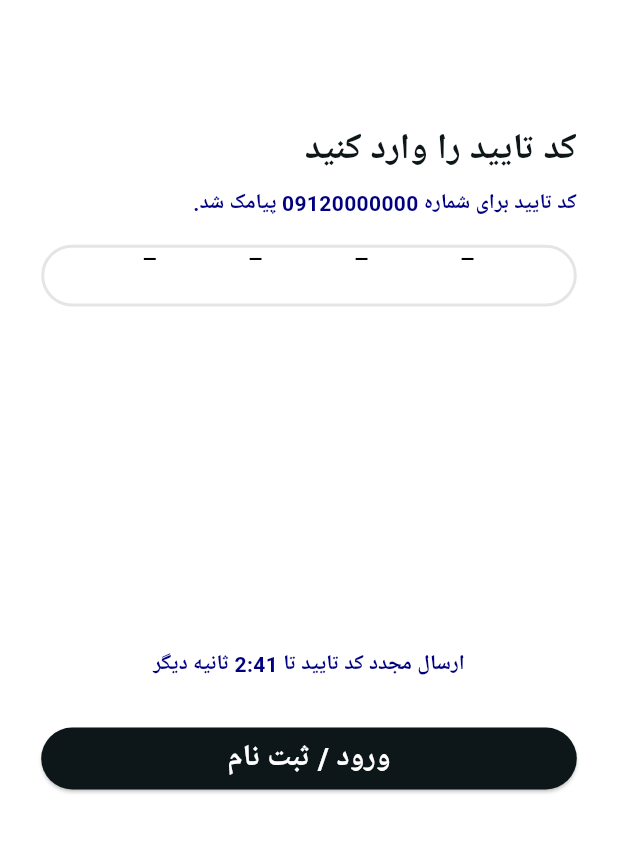
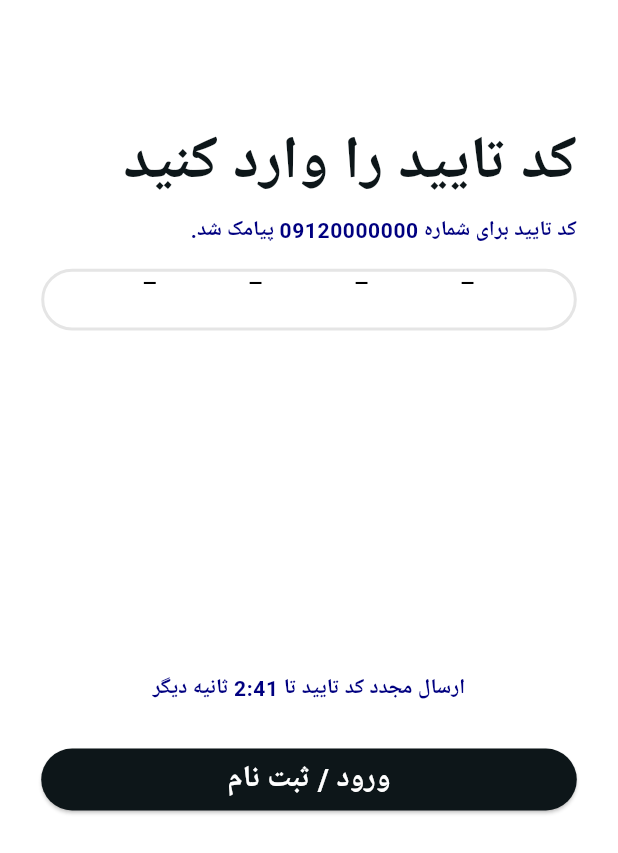
Before and after one commit to rezabahmanpourali/shop-style-flutter, a Flutter app: the screen it shows after launch, after a tap on "مرحله بعد", on a phone screen of 412 x 824 dp. Shown: the top 853 px of the screen. Run offline on Flutter 3.47's test engine with Material 3 defaults, Android fonts, the phone set to English and light mode, and no system bars; our stand-ins replace dio.

Commit message:
2 full screen

```diff
--- a/lib/home/screens/login_enter_password_screen.dart
+++ b/lib/home/screens/login_enter_password_screen.dart
@@ -1,5 +1,8 @@
 import 'package:flutter/material.dart';
 import 'package:shop_style/home/screens/basic_information_screen.dart';
+import 'package:shop_style/home/widgets/OTPWidget.dart';
+import 'package:shop_style/home/widgets/custom_button.dart';
+import 'package:shop_style/home/widgets/custom_text.dart';
 
 class LoginEnterPasswordScreen extends StatefulWidget {
   const LoginEnterPasswordScreen({super.key});
@@ -10,15 +13,6 @@ class LoginEnterPasswordScreen extends StatefulWidget {
 }
 
 class _LoginEnterPasswordScreenState extends State<LoginEnterPasswordScreen> {
-  TextEditingController controller1 = TextEditingController();
-  TextEditingController controller2 = TextEditingController();
-  TextEditingController controller3 = TextEditingController();
-  TextEditingController controller4 = TextEditingController();
-  FocusNode focusNode1 = FocusNode();
-  FocusNode focusNode2 = FocusNode();
-  FocusNode focusNode3 = FocusNode();
-  FocusNode focusNode4 = FocusNode();
-
   @override
   Widget build(BuildContext context) {
     final double width = MediaQuery.of(context).size.width;
@@ -30,82 +24,44 @@ class _LoginEnterPasswordScreenState extends State<LoginEnterPasswordScreen> {
         padding: EdgeInsets.symmetric(horizontal: width / 15),
         child: Directionality(
           textDirection: TextDirection.rtl,
-          child: Column(
-            crossAxisAlignment: CrossAxisAlignment.stretch,
-            children: [
-              SizedBox(height: height / 10),
-              const Text(
-                'کد تایید را وارد کنید',
-                style: TextStyle(
-                  color: Color(0xFF0D1619),
-                  fontWeight: FontWeight.bold,
-                  fontSize: 24,
+          child: CustomScrollView(
+            slivers: <Widget>[
+              SliverToBoxAdapter(
+                child: CustomText(
+                  text: 'کد تایید را وارد کنید',
+                  topPadding: height / 10,
+                  theme: Theme.of(context).textTheme.titleLarge,
                 ),
               ),
-              SizedBox(height: height / 100),
-              const Text(
-                'کد تایید برای شماره 09120000000 پیامک شد.',
-                style: TextStyle(
-                  color: Color(0xFF000080),
-                  fontWeight: FontWeight.bold,
-                  fontSize: 14,
+              SliverToBoxAdapter(
+                child: CustomText(
+                  text: 'کد تایید برای شماره 09120000000 پیامک شد.',
+                  topPadding: height / 100,
+                  theme: Theme.of(context).textTheme.bodySmall,
                 ),
               ),
-              SizedBox(height: height / 50),
-              Container(
-                height: height / 20,
-                decoration: BoxDecoration(
-                  border: Border.all(color: const Color(0xFFE5E5E5), width: 2),
-                  color: const Color(0xFFFFFFFF),
-                  borderRadius: const BorderRadius.all(Radius.circular(360)),
+              SliverToBoxAdapter(
+                child: OTPWidget(topPadding: height / 50),
               ),
-                child: Padding(
-                  padding: EdgeInsets.symmetric(horizontal: width / 40),
-                  child: Row(
-                    mainAxisAlignment: MainAxisAlignment.spaceEvenly,
-                    children: [
-                      oneNumberCode(
-                          width, controller1, focusNode1, context, null),
-                      oneNumberCode(
-                          width, controller2, focusNode2, context, focusNode1),
-                      oneNumberCode(
-                          width, controller3, focusNode3, context, focusNode2),
-                      oneNumberCode(
-                          width, controller4, focusNode4, context, focusNode3),
-                    ],
+              SliverToBoxAdapter(
+                child: CustomText(
+                  text: 'ارسال مجدد کد تایید تا 2:41 ثانیه دیگر',
+                  textAlign: TextAlign.center,
+                  topPadding: height / 3.6,
+                  theme: Theme.of(context).textTheme.bodySmall,
                 ),
               ),
-              ),
-              SizedBox(height: height / 3.6),
-              const Text(
-                textAlign: TextAlign.center,
-                'ارسال مجدد کد تایید تا 2:41 ثانیه دیگر',
-                style: TextStyle(
-                  color: Color(0xFF000080),
-                  fontWeight: FontWeight.bold,
-                  fontSize: 14,
-                ),
-              ),
-              SizedBox(height: height / 30),
-              ElevatedButton(
-                onPressed: () {
+              SliverToBoxAdapter(
+                child: CustomButton(
+                  textButton: 'ورود / ثبت نام',
+                  topPadding: height / 30,
+                  onClick: () {
                     Navigator.of(context).push(
                       MaterialPageRoute(
                         builder: (context) => const BasicInformationScreen(),
                       ),
                     );
                   },
-                style: ElevatedButton.styleFrom(
-                  backgroundColor: const Color(0xFF0D1619),
-                  minimumSize: Size(width / 3, height / 20),
-                ),
-                child: const Text(
-                  'ورود / ثبت نام',
-                  style: TextStyle(
-                    color: Color(0xFFFFFFFF),
-                    fontWeight: FontWeight.bold,
-                    fontSize: 20,
-                  ),
                 ),
               ),
             ],
@@ -115,40 +71,3 @@ class _LoginEnterPasswordScreenState extends State<LoginEnterPasswordScreen> {
     );
   }
 }
-
-Widget oneNumberCode(
-  double width,
-  TextEditingController controller,
-  FocusNode focusNode,
-  BuildContext context,
-  FocusNode? previousFocusNode,
-) {
-  return SizedBox(
-    width: width / 20,
-    child: TextField(
-      focusNode: focusNode,
-      keyboardType: TextInputType.number,
-      controller: controller,
-      maxLength: 1,
-      textAlign: TextAlign.center,
-      decoration: const InputDecoration(
-        counterText: ' ',
-        border: InputBorder.none,
-        hintText: '_',
-        hintStyle: TextStyle(
-          color: Color(0xFF000000),
-          fontSize: 18,
-        ),
-      ),
-      onChanged: (value) {
-        if (value.length == 1) {
-          FocusScope.of(context).nextFocus();
-        } else if (value.isEmpty) {
-          if (previousFocusNode != null) {
-            FocusScope.of(context).requestFocus(previousFocusNode);
-          }
-        }
-      },
-    ),
-  );
-}
--- /dev/null
+++ b/lib/home/widgets/OTPWidget.dart
@@ -0,0 +1,94 @@
+import 'package:flutter/material.dart';
+
+class OTPWidget extends StatefulWidget {
+  const OTPWidget({
+    super.key,
+    this.topPadding,
+  });
+
+  final double? topPadding;
+
+  @override
+  State<OTPWidget> createState() => _OTPWidgetState();
+}
+
+class _OTPWidgetState extends State<OTPWidget> {
+  TextEditingController controller1 = TextEditingController();
+  TextEditingController controller2 = TextEditingController();
+  TextEditingController controller3 = TextEditingController();
+  TextEditingController controller4 = TextEditingController();
+  FocusNode focusNode1 = FocusNode();
+  FocusNode focusNode2 = FocusNode();
+  FocusNode focusNode3 = FocusNode();
+  FocusNode focusNode4 = FocusNode();
+
+  @override
+  Widget build(BuildContext context) {
+    final double width = MediaQuery.of(context).size.width;
+    final double height = MediaQuery.of(context).size.height;
+
+    return Padding(
+      padding: EdgeInsets.only(top: widget.topPadding ?? 0),
+      child: Container(
+        height: height / 20,
+        decoration: BoxDecoration(
+          border: Border.all(color: const Color(0xFFE5E5E5), width: 2),
+          color: const Color(0xFFFFFFFF),
+          borderRadius: const BorderRadius.all(Radius.circular(360)),
+        ),
+        child: Padding(
+          padding: EdgeInsets.symmetric(horizontal: width / 40),
+          child: Row(
+            mainAxisAlignment: MainAxisAlignment.spaceEvenly,
+            children: [
+              oneNumberCode(width, controller1, focusNode1, context, null),
+              oneNumberCode(
+                  width, controller2, focusNode2, context, focusNode1),
+              oneNumberCode(
+                  width, controller3, focusNode3, context, focusNode2),
+              oneNumberCode(
+                  width, controller4, focusNode4, context, focusNode3),
+            ],
+          ),
+        ),
+      ),
+    );
+  }
+
+  Widget oneNumberCode(
+    double width,
+    TextEditingController controller,
+    FocusNode focusNode,
+    BuildContext context,
+    FocusNode? previousFocusNode,
+  ) {
+    return SizedBox(
+      width: width / 20,
+      child: TextField(
+        focusNode: focusNode,
+        keyboardType: TextInputType.number,
+        controller: controller,
+        maxLength: 1,
+        textAlign: TextAlign.center,
+        decoration: const InputDecoration(
+          counterText: ' ',
+          border: InputBorder.none,
+          hintText: '_',
+          hintStyle: TextStyle(
+            color: Color(0xFF000000),
+            fontSize: 18,
+          ),
+        ),
+        onChanged: (value) {
+          if (value.length == 1) {
+            FocusScope.of(context).nextFocus();
+          } else if (value.isEmpty) {
+            if (previousFocusNode != null) {
+              FocusScope.of(context).requestFocus(previousFocusNode);
+            }
+          }
+        },
+      ),
+    );
+  }
+}
```
Lines whose indentation alone changed are shown as unchanged.
